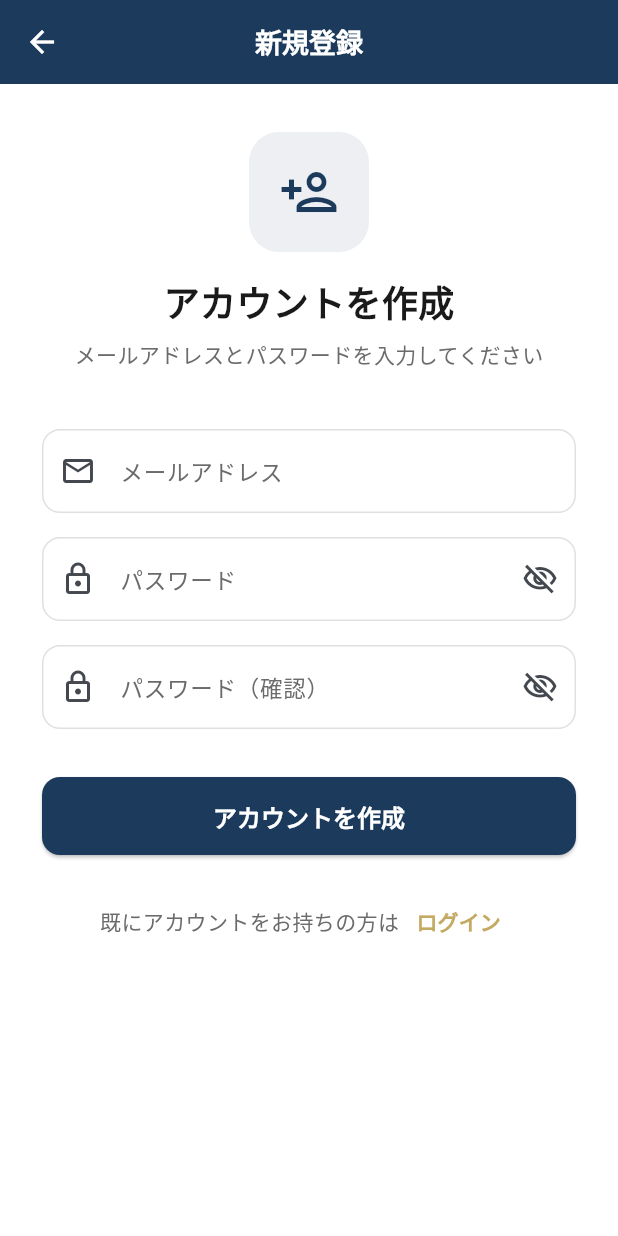
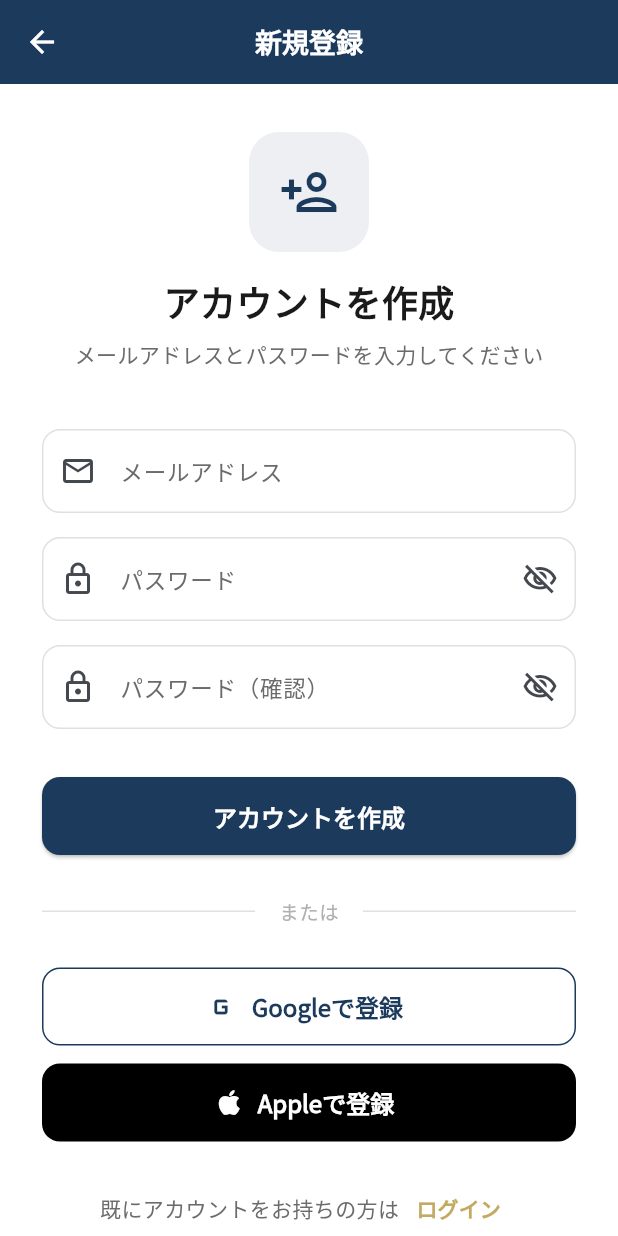
Before and after one commit to sofvo-dev/sofvo, a Flutter app: the RegisterScreen screen opened directly, on a phone screen of 412 x 824 dp. Run offline on Flutter 3.47's test engine with Material 3 defaults, Android fonts, the phone set to English and light mode, and no system bars; our stand-ins replace cached_network_image, cloud_firestore, csv, file_picker, firebase_auth, firebase_core and 12 more; missing offline and left inert: dart:js_interop, mobile_scanner; accounts and stored records are empty; network calls fail.

Commit message:
feat: Flutter登録画面にGoogle/Appleログインボタンを追加
- ログイン画面と同様のGoogle/Appleソーシャルログインボタンを新規登録画面に追加
- 区切り線「または」でフォームとソーシャルボタンを視覚的に分離

https://claude.ai/code/session_013uHfL5YiW17ZAfHMPnwv57

```diff
--- a/lib/screens/auth/register_screen.dart
+++ b/lib/screens/auth/register_screen.dart
@@ -17,6 +17,65 @@ class _RegisterScreenState extends State<RegisterScreen> {
   bool _isLoading = false;
   bool _obscurePassword = true;
   bool _obscureConfirmPassword = true;
+
+  Future<void> _registerWithGoogle() async {
+    setState(() => _isLoading = true);
+    try {
+      final result = await AuthService().signInWithGoogle();
+      if (result == null && mounted) {
+        // ユーザーがキャンセルした場合は何もしない
+      }
+      if (mounted && result != null) Navigator.pop(context);
+    } catch (e) {
+      if (!mounted) return;
+      debugPrint('Google Sign-In error: $e');
+      final errorStr = e.toString();
+      if (errorStr.contains('popup-closed-by-user') ||
+          errorStr.contains('cancelled')) {
+        return;
+      }
+      ScaffoldMessenger.of(context).showSnackBar(
+        SnackBar(
+          content: Text('Google: $errorStr',
+              maxLines: 5, overflow: TextOverflow.ellipsis),
+          backgroundColor: AppTheme.error,
+          behavior: SnackBarBehavior.floating,
+          duration: const Duration(seconds: 10),
+          shape: RoundedRectangleBorder(borderRadius: BorderRadius.circular(8)),
+        ),
+      );
+    } finally {
+      if (mounted) setState(() => _isLoading = false);
+    }
+  }
+
+  Future<void> _registerWithApple() async {
+    setState(() => _isLoading = true);
+    try {
+      await AuthService().signInWithApple();
+      if (mounted) Navigator.pop(context);
+    } catch (e) {
+      if (!mounted) return;
+      debugPrint('Apple Sign-In error: $e');
+      final errorStr = e.toString();
+      if (errorStr.contains('popup-closed-by-user') ||
+          errorStr.contains('cancelled')) {
+        return;
+      }
+      ScaffoldMessenger.of(context).showSnackBar(
+        SnackBar(
+          content: Text('Apple: $errorStr',
+              maxLines: 5, overflow: TextOverflow.ellipsis),
+          backgroundColor: AppTheme.error,
+          behavior: SnackBarBehavior.floating,
+          duration: const Duration(seconds: 10),
+          shape: RoundedRectangleBorder(borderRadius: BorderRadius.circular(8)),
+        ),
+      );
+    } finally {
+      if (mounted) setState(() => _isLoading = false);
+    }
+  }
 
   @override
   void dispose() {
@@ -206,6 +265,56 @@ class _RegisterScreenState extends State<RegisterScreen> {
                         )
                       : const Text('アカウントを作成'),
                 ),
+                const SizedBox(height: 28),
+
+                // ── 区切り線 ──
+                Row(
+                  children: [
+                    Expanded(child: Divider(color: Colors.grey[300])),
+                    Padding(
+                      padding: const EdgeInsets.symmetric(horizontal: 16),
+                      child: Text(
+                        'または',
+                        style: TextStyle(
+                          fontSize: 13,
+                          color: AppTheme.textHint,
+                        ),
+                      ),
+                    ),
+                    Expanded(child: Divider(color: Colors.grey[300])),
+                  ],
+                ),
+                const SizedBox(height: 28),
+
+                // ── Google登録 ──
+                OutlinedButton.icon(
+                  onPressed: _isLoading ? null : _registerWithGoogle,
+                  icon: Image.network(
+                    'https://www.gstatic.com/firebasejs/ui/2.0.0/images/auth/google.svg',
+                    width: 20,
+                    height: 20,
+                    errorBuilder: (context, error, stackTrace) =>
+                        const Icon(Icons.g_mobiledata, size: 24),
+                  ),
+                  label: const Text('Googleで登録'),
+                ),
+                const SizedBox(height: 12),
+
+                // ── Apple登録 ──
+                OutlinedButton.icon(
+                  onPressed: _isLoading ? null : _registerWithApple,
+                  icon: const Icon(Icons.apple, size: 22),
+                  label: const Text('Appleで登録'),
+                  style: OutlinedButton.styleFrom(
+                    backgroundColor: Colors.black,
+                    foregroundColor: Colors.white,
+                    side: BorderSide.none,
+                    minimumSize: const Size(double.infinity, 52),
+                    shape: RoundedRectangleBorder(
+                      borderRadius: BorderRadius.circular(12),
+                    ),
+                  ),
+                ),
                 const SizedBox(height: 20),
 
                 // ── ログインへ戻る ──
```
